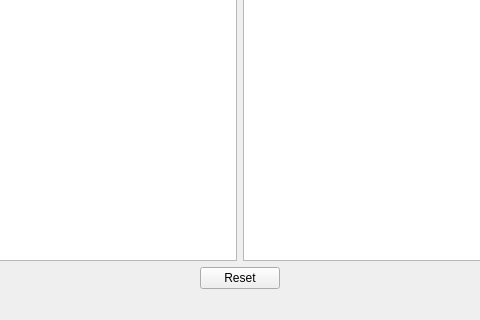
This is ui/uiPlotView.ui in solopilot/TelemetryPlot as Qt 5 draws it before an edit; both pictures show x 272 to 752 and y 341 to 661 of the 1024 by 661 pixel window. The edited form follows.
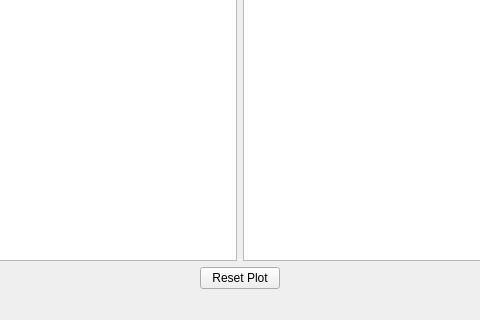
This is the edited form.

Diff of the .ui file:
```diff
--- a/ui/uiPlotView.ui
+++ b/ui/uiPlotView.ui
@@ -202,7 +202,7 @@
            <string>&lt;html&gt;&lt;head/&gt;&lt;body&gt;&lt;p&gt;Return to previous screen&lt;/p&gt;&lt;/body&gt;&lt;/html&gt;</string>
           </property>
           <property name="text">
-           <string>Reset</string>
+           <string>Reset Plot</string>
           </property>
          </widget>
         </item>
```
Left out of the diff: 14 changed lines with no effect on the pictures.
